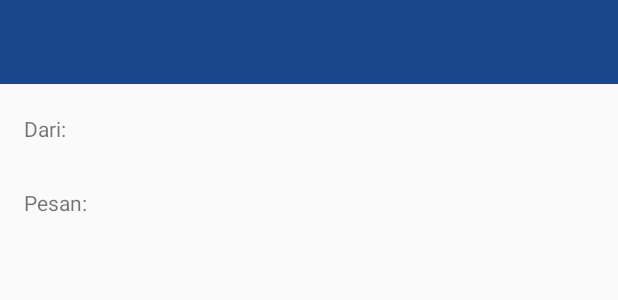
After one commit to bangil0/TrenCenter, an Android app: the layout activity_detail_pesan.xml on its own in the app's theme, with its tools: preview values and no code run, on a phone screen of 412 x 824 dp. The commit adds this screen. Shown: the top 300 px of the screen. Run offline under Robolectric (Android 15) with nearby library versions, the phone set to English and light mode, and no system bars; network calls fail.

Commit message:
Half Done

```diff
--- a/app/src/main/AndroidManifest.xml
+++ b/app/src/main/AndroidManifest.xml
@@ -71,7 +71,8 @@
         <activity android:name=".activity.pendukung.Pendukung" />
         <activity android:name=".activity.caleg.DataCaleg" />
         <activity android:name=".activity.tim_pemenangan.InputTimPemenangan" />
-        <activity android:name=".activity.KirimPesan"></activity>
+        <activity android:name=".activity.KirimPesan" />
+        <activity android:name=".activity.DetailPesan"></activity>
     </application>
 
 </manifest>
--- /dev/null
+++ b/app/src/main/res/layout/activity_detail_pesan.xml
@@ -0,0 +1,35 @@
+<?xml version="1.0" encoding="utf-8"?>
+<RelativeLayout xmlns:android="http://schemas.android.com/apk/res/android"
+    xmlns:tools="http://schemas.android.com/tools"
+    xmlns:app="http://schemas.android.com/apk/res-auto"
+    android:id="@+id/activity_detail_pesan"
+    android:layout_width="match_parent"
+    android:layout_height="match_parent"
+    tools:context="com.meivaldi.trencenter.activity.DetailPesan">
+
+    <android.support.v7.widget.Toolbar
+        android:id="@+id/toolbar"
+        android:layout_width="match_parent"
+        android:layout_height="wrap_content"
+        app:titleTextColor="@android:color/white"
+        android:background="@color/colorPrimary" />
+
+    <TextView
+        android:id="@+id/pengirim"
+        android:layout_marginTop="20dp"
+        android:layout_marginLeft="@dimen/activity_vertical_margin"
+        android:layout_below="@id/toolbar"
+        android:layout_width="wrap_content"
+        android:layout_height="wrap_content"
+        android:text="Dari: "/>
+
+    <TextView
+        android:id="@+id/isi_pesan"
+        android:layout_below="@id/pengirim"
+        android:layout_marginTop="30dp"
+        android:layout_marginLeft="@dimen/activity_vertical_margin"
+        android:layout_width="wrap_content"
+        android:layout_height="wrap_content"
+        android:text="Pesan: \n"/>
+
+</RelativeLayout>
```
Also changed, not shown: app/src/main/java/com/meivaldi/trencenter/activity/DetailPesan.java (added, +153 -0 lines), app/src/main/java/com/meivaldi/trencenter/fragment/InboxFragment.java (+14 -1 lines), app/src/main/java/com/meivaldi/trencenter/fragment/OutboxFragment.java (+13 -1 lines).
